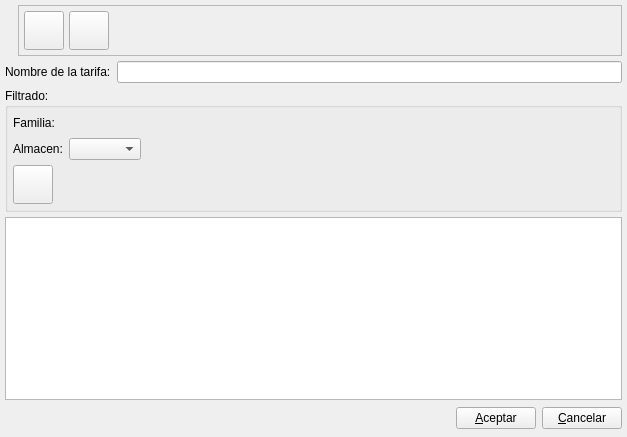
First picture: the form in bulmages/bulmafact/plugins/plugintarifas/tarifabase.ui, repository eboladev/Bulmages-1, before the edit.
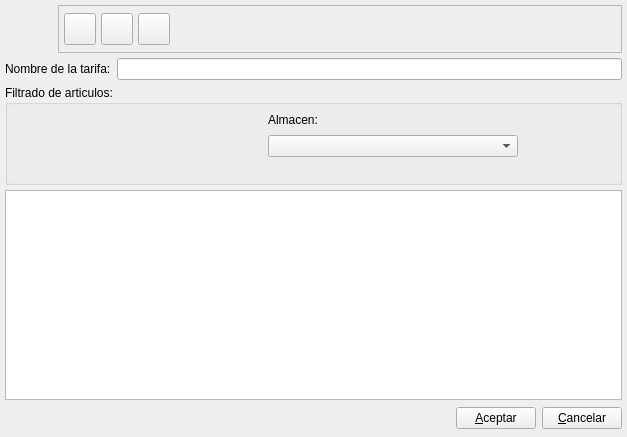
Second picture: the form after the edit. Icons and pictures are not drawn. Custom widgets are drawn as their Qt base class.

Patch:
```diff
--- a/bulmages/bulmafact/plugins/plugintarifas/tarifabase.ui
+++ b/bulmages/bulmafact/plugins/plugintarifas/tarifabase.ui
@@ -18,23 +18,32 @@
   <property name="windowIcon" >
    <iconset resource="../../../bulmages.qrc" >:/Images/product.svg</iconset>
   </property>
-  <layout class="QVBoxLayout" >
+  <layout class="QGridLayout" name="gridLayout_3" >
    <property name="margin" >
     <number>5</number>
    </property>
    <property name="spacing" >
     <number>5</number>
    </property>
-   <item>
-    <layout class="QHBoxLayout" >
-     <property name="margin" >
-      <number>0</number>
-     </property>
+   <item row="0" column="0" >
+    <layout class="QHBoxLayout" name="horizontalLayout" >
      <property name="spacing" >
-      <number>6</number>
+      <number>5</number>
      </property>
      <item>
       <widget class="QLabel" name="label" >
+       <property name="minimumSize" >
+        <size>
+         <width>48</width>
+         <height>48</height>
+        </size>
+       </property>
+       <property name="maximumSize" >
+        <size>
+         <width>48</width>
+         <height>48</height>
+        </size>
+       </property>
        <property name="text" >
         <string/>
        </property>
@@ -51,15 +60,27 @@
        <property name="frameShadow" >
         <enum>QFrame::Raised</enum>
        </property>
-       <layout class="QHBoxLayout" >
+       <layout class="QGridLayout" name="gridLayout" >
         <property name="margin" >
          <number>5</number>
         </property>
         <property name="spacing" >
          <number>5</number>
         </property>
-        <item>
+        <item row="0" column="0" >
          <widget class="QToolButton" name="mui_guardar" >
+          <property name="minimumSize" >
+           <size>
+            <width>32</width>
+            <height>32</height>
+           </size>
+          </property>
+          <property name="maximumSize" >
+           <size>
+            <width>32</width>
+            <height>32</height>
+           </size>
+          </property>
           <property name="toolTip" >
            <string>Guardar</string>
           </property>
@@ -77,8 +98,20 @@
           </property>
          </widget>
         </item>
-        <item>
+        <item row="0" column="1" >
          <widget class="QToolButton" name="mui_borrar" >
+          <property name="minimumSize" >
+           <size>
+            <width>32</width>
+            <height>32</height>
+           </size>
+          </property>
+          <property name="maximumSize" >
+           <size>
+            <width>32</width>
+            <height>32</height>
+           </size>
+          </property>
           <property name="toolTip" >
            <string>Borrar</string>
           </property>
@@ -99,7 +132,42 @@
           </property>
          </widget>
         </item>
-        <item>
+        <item row="0" column="2" >
+         <widget class="QToolButton" name="mui_actualizar" >
+          <property name="minimumSize" >
+           <size>
+            <width>32</width>
+            <height>32</height>
+           </size>
+          </property>
+          <property name="maximumSize" >
+           <size>
+            <width>32</width>
+            <height>32</height>
+           </size>
+          </property>
+          <property name="toolTip" >
+           <string>Actualizar listado</string>
+          </property>
+          <property name="whatsThis" >
+           <string>Actualizar listado</string>
+          </property>
+          <property name="text" >
+           <string/>
+          </property>
+          <property name="icon" >
+           <iconset resource="../../../bulmages.qrc" >
+            <normaloff>:/Images/view-refresh.svg</normaloff>:/Images/view-refresh.svg</iconset>
+          </property>
+          <property name="iconSize" >
+           <size>
+            <width>32</width>
+            <height>32</height>
+           </size>
+          </property>
+         </widget>
+        </item>
+        <item row="0" column="3" >
          <spacer>
           <property name="orientation" >
            <enum>Qt::Horizontal</enum>
@@ -120,23 +188,21 @@
      </item>
     </layout>
    </item>
-   <item>
+   <item row="1" column="0" >
     <layout class="QHBoxLayout" >
-     <property name="margin" >
-      <number>0</number>
-     </property>
      <property name="spacing" >
       <number>6</number>
      </property>
+     <property name="margin" >
+      <number>0</number>
+     </property>
      <item>
       <widget class="QLabel" name="textLabel12" >
        <property name="enabled" >
         <bool>true</bool>
        </property>
        <property name="sizePolicy" >
-        <sizepolicy>
-         <hsizetype>0</hsizetype>
-         <vsizetype>5</vsizetype>
+        <sizepolicy vsizetype="Preferred" hsizetype="Fixed" >
          <horstretch>0</horstretch>
          <verstretch>0</verstretch>
         </sizepolicy>
@@ -155,151 +221,95 @@
      </item>
     </layout>
    </item>
-   <item>
-    <widget class="QGroupBox" name="groupBox" >
+   <item row="2" column="0" >
+    <widget class="QGroupBox" name="mui_filtro" >
+     <property name="enabled" >
+      <bool>true</bool>
+     </property>
      <property name="title" >
-      <string>Filtrado:</string>
+      <string>Filtrado de articulos:</string>
      </property>
-     <layout class="QVBoxLayout" >
+     <layout class="QGridLayout" name="gridLayout_2" >
       <property name="margin" >
        <number>5</number>
       </property>
       <property name="spacing" >
        <number>5</number>
       </property>
-      <item>
-       <layout class="QHBoxLayout" >
-        <property name="margin" >
-         <number>0</number>
+      <item rowspan="3" row="0" column="0" >
+       <widget class="BusquedaFamilia" native="1" name="mui_idfamilia" >
+        <property name="minimumSize" >
+         <size>
+          <width>250</width>
+          <height>0</height>
+         </size>
         </property>
-        <property name="spacing" >
-         <number>6</number>
+       </widget>
+      </item>
+      <item row="0" column="1" >
+       <widget class="QLabel" name="label_2" >
+        <property name="text" >
+         <string>Almacen:</string>
         </property>
-        <item>
-         <widget class="QLabel" name="m_nombrefamilia" >
-          <property name="sizePolicy" >
-           <sizepolicy>
-            <hsizetype>0</hsizetype>
-            <vsizetype>0</vsizetype>
-            <horstretch>0</horstretch>
-            <verstretch>0</verstretch>
-           </sizepolicy>
-          </property>
-          <property name="lineWidth" >
-           <number>0</number>
-          </property>
-          <property name="text" >
-           <string>Familia:</string>
-          </property>
-         </widget>
-        </item>
-        <item>
-         <widget class="BusquedaFamilia" name="mui_idfamilia" />
-        </item>
-        <item>
-         <spacer>
-          <property name="orientation" >
-           <enum>Qt::Horizontal</enum>
-          </property>
-          <property name="sizeHint" >
-           <size>
-            <width>431</width>
-            <height>20</height>
-           </size>
-          </property>
-         </spacer>
-        </item>
-       </layout>
+       </widget>
       </item>
-      <item>
-       <layout class="QHBoxLayout" >
-        <property name="margin" >
-         <number>0</number>
+      <item row="0" column="2" >
+       <spacer name="horizontalSpacer" >
+        <property name="orientation" >
+         <enum>Qt::Horizontal</enum>
         </property>
-        <property name="spacing" >
-         <number>6</number>
+        <property name="sizeHint" stdset="0" >
+         <size>
+          <width>290</width>
+          <height>20</height>
+         </size>
         </property>
-        <item>
-         <widget class="QLabel" name="label_2" >
-          <property name="text" >
-           <string>Almacen:</string>
-          </property>
-         </widget>
-        </item>
-        <item>
-         <widget class="BusquedaAlmacen" name="mui_almacen" />
-        </item>
-        <item>
-         <spacer>
-          <property name="orientation" >
-           <enum>Qt::Horizontal</enum>
-          </property>
-          <property name="sizeHint" >
-           <size>
-            <width>391</width>
-            <height>20</height>
-           </size>
-          </property>
-         </spacer>
-        </item>
-       </layout>
+       </spacer>
       </item>
-      <item>
-       <layout class="QHBoxLayout" >
-        <property name="margin" >
-         <number>0</number>
+      <item row="1" column="1" >
+       <widget class="BusquedaAlmacen" name="mui_almacen" >
+        <property name="minimumSize" >
+         <size>
+          <width>250</width>
+          <height>0</height>
+         </size>
         </property>
-        <property name="spacing" >
-         <number>6</number>
+       </widget>
+      </item>
+      <item row="1" column="2" >
+       <spacer name="horizontalSpacer_2" >
+        <property name="orientation" >
+         <enum>Qt::Horizontal</enum>
         </property>
-        <item>
-         <widget class="QToolButton" name="mui_actualizar" >
-          <property name="toolTip" >
-           <string>Borrar</string>
-          </property>
-          <property name="whatsThis" >
-           <string>Borrar</string>
-          </property>
-          <property name="text" >
-           <string/>
-          </property>
-          <property name="icon" >
-		  <iconset resource="../../../bulmages.qrc" >:/Images/view-refresh.svg</iconset>
-          </property>
-          <property name="iconSize" >
-           <size>
-            <width>32</width>
-            <height>32</height>
-           </size>
-          </property>
-         </widget>
-        </item>
-        <item>
-         <spacer>
-          <property name="orientation" >
-           <enum>Qt::Horizontal</enum>
-          </property>
-          <property name="sizeHint" >
-           <size>
-            <width>40</width>
-            <height>20</height>
-           </size>
-          </property>
-         </spacer>
-        </item>
-       </layout>
+        <property name="sizeHint" stdset="0" >
+         <size>
+          <width>290</width>
+          <height>20</height>
+         </size>
+        </property>
+       </spacer>
+      </item>
+      <item row="2" column="1" colspan="2" >
+       <spacer name="horizontalSpacer_3" >
+        <property name="orientation" >
+         <enum>Qt::Horizontal</enum>
+        </property>
+        <property name="sizeHint" stdset="0" >
+         <size>
+          <width>445</width>
+          <height>20</height>
+         </size>
+        </property>
+       </spacer>
       </item>
      </layout>
     </widget>
    </item>
-   <item>
+   <item row="3" column="0" >
     <widget class="ListLTarifaView1" name="mui_list" />
    </item>
-   <item>
+   <item row="4" column="0" >
     <layout class="QHBoxLayout" >
-     <property name="margin" >
-      <number>0</number>
-     </property>
      <property name="spacing" >
       <number>6</number>
      </property>
@@ -308,7 +318,7 @@
        <property name="orientation" >
         <enum>Qt::Horizontal</enum>
        </property>
-       <property name="sizeHint" >
+       <property name="sizeHint" stdset="0" >
         <size>
          <width>363</width>
          <height>27</height>
@@ -334,8 +344,7 @@
    </item>
   </layout>
  </widget>
- <layoutdefault spacing="2" margin="2" />
- <pixmapfunction></pixmapfunction>
+ <layoutdefault spacing="5" margin="5" />
  <customwidgets>
   <customwidget>
    <class>ListLTarifaView1</class>
```
Left out of the diff: 42 changed lines with no effect on the pictures.
